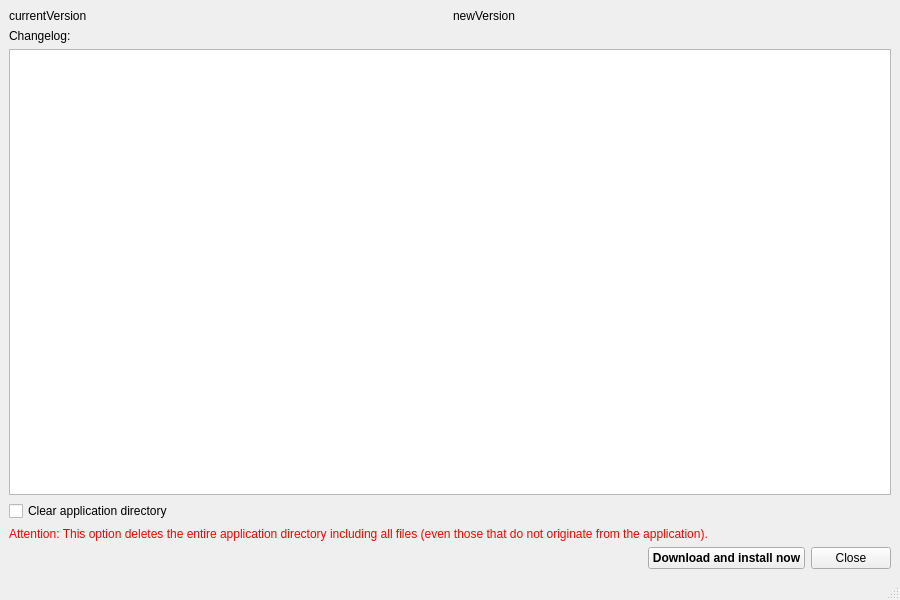
First picture: the form in wchangelog.ui, repository pietr26/OMSI-Tools, before the edit.
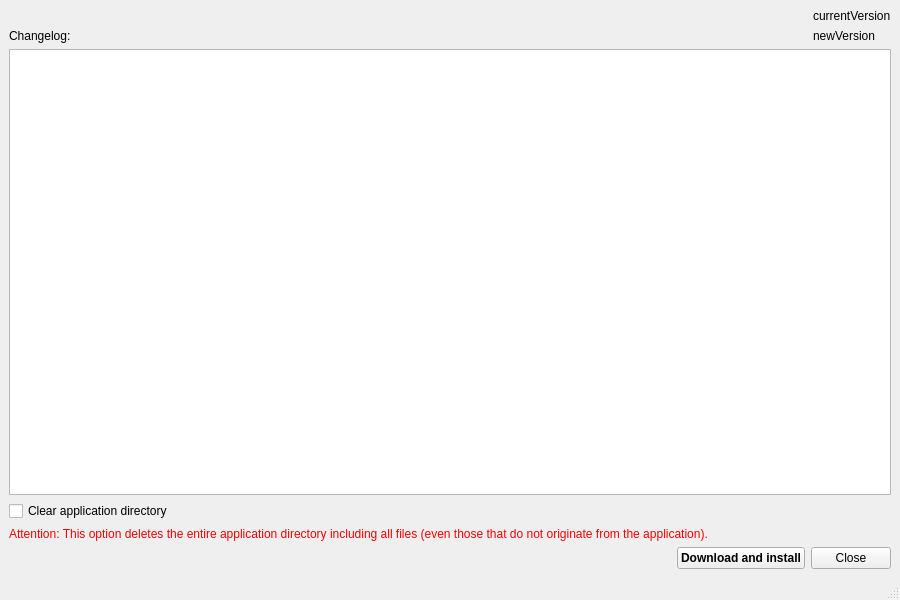
Second picture: the form after the edit. Icons and pictures are not drawn.

Patch:
```diff
--- a/wchangelog.ui
+++ b/wchangelog.ui
@@ -24,10 +24,39 @@
     <normaloff>:/rec/data/icons/iconSwitch.svg</normaloff>:/rec/data/icons/iconSwitch.svg</iconset>
   </property>
   <widget class="QWidget" name="centralwidget">
-   <layout class="QVBoxLayout" name="verticalLayout">
+   <layout class="QVBoxLayout" name="verticalLayout_3">
     <item>
      <layout class="QHBoxLayout" name="horizontalLayout_2">
       <item>
+       <layout class="QVBoxLayout" name="verticalLayout_2">
+        <item>
+         <widget class="QLabel" name="lblNewUpdate">
+          <property name="text">
+           <string>Changelog:</string>
+          </property>
+          <property name="alignment">
+           <set>Qt::AlignBottom|Qt::AlignLeading|Qt::AlignLeft</set>
+          </property>
+         </widget>
+        </item>
+       </layout>
+      </item>
+      <item>
+       <spacer name="horizontalSpacer_2">
+        <property name="orientation">
+         <enum>Qt::Horizontal</enum>
+        </property>
+        <property name="sizeHint" stdset="0">
+         <size>
+          <width>40</width>
+          <height>20</height>
+         </size>
+        </property>
+       </spacer>
+      </item>
+      <item>
+       <layout class="QVBoxLayout" name="verticalLayout">
+        <item>
        <widget class="QLabel" name="lblCurrentVersion">
         <property name="text">
          <string notr="true">currentVersion</string>
@@ -43,12 +72,7 @@
       </item>
      </layout>
     </item>
-    <item>
-     <widget class="QLabel" name="lblNewUpdate">
-      <property name="text">
-       <string>Changelog:</string>
-      </property>
-     </widget>
+     </layout>
     </item>
     <item>
      <widget class="QTextEdit" name="teedChangelog">
@@ -107,7 +131,7 @@
          </font>
         </property>
         <property name="text">
-         <string>Download and install now</string>
+         <string>Download and install</string>
         </property>
         <property name="icon">
          <iconset resource="ressources.qrc">
```
Left out of the diff: 3 changed lines with no effect on the pictures. Lines whose indentation alone changed are shown as unchanged.
